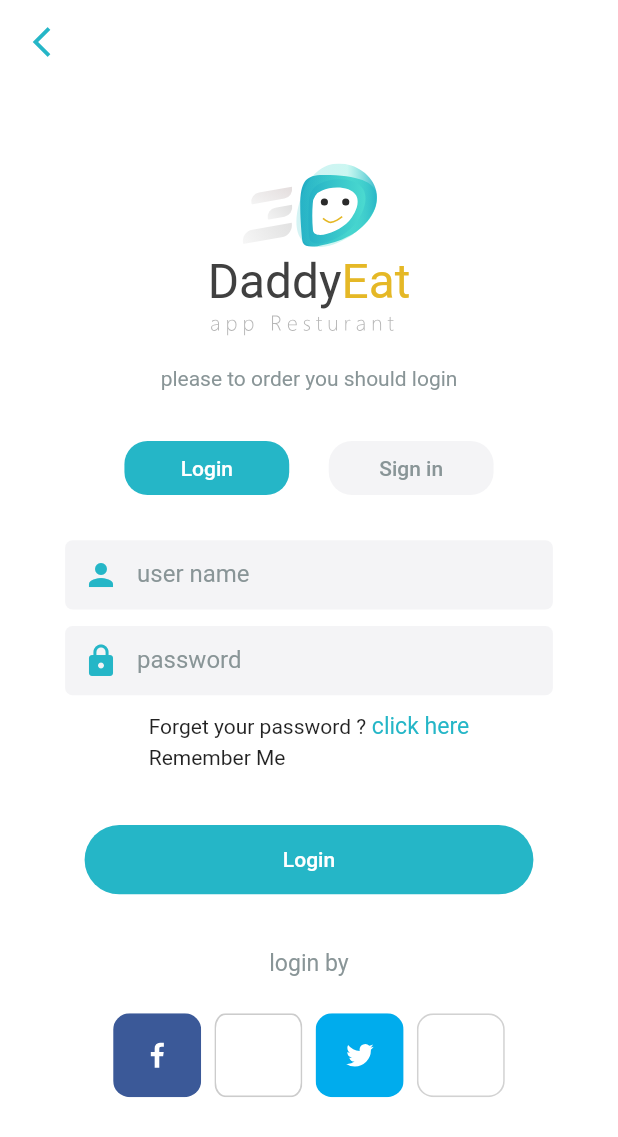
After one commit to fahjan/gtc_customer, a Flutter app: the LoginPage screen opened directly, on a phone screen of 412 x 824 dp. The commit adds this screen. Shown: the top 1137 px of the screen. Run offline on Flutter 3.47's test engine with Material 2 defaults, Android fonts, the phone set to English and light mode, and no system bars; our stand-ins replace dio, flutter_screenutil, flutter_svg, get, pretty_dio_logger.

Commit message:
login and sign in pages

```diff
--- a/lib/core/constants/colors_app.dart
+++ b/lib/core/constants/colors_app.dart
@@ -1,12 +1,14 @@
 import 'package:flutter/material.dart';
 
 class ColorsApp {
-
-  static late Color primary;    // TODO (Team member): assign color
-  static late Color secondary;  // TODO (Team member): assign color
-  static late Color success;  // TODO (Team member): assign color
-  static late Color danger;  // TODO (Team member): assign color
-  static late Color warning;  // TODO (Team member): assign color
-  static late Color info;  // TODO (Team member): assign color
-
+  static late Color primary; // TODO (Team member): assign color
+  static late Color secondary; // TODO (Team member): assign color
+  static late Color success; // TODO (Team member): assign color
+  static late Color danger; // TODO (Team member): assign color
+  static late Color warning; // TODO (Team member): assign color
+  static late Color info; // TODO (Team member): assign color
+  static Color buttonPrimary = const Color(0xFF25B6C7);
+  static Color buttonSecondary = const Color(0xFFF4F4F6);
+  static Color textPrimary = const Color(0xFFFFFFFF);
+  static Color textSecondary = const Color(0xFF899597);
 }
--- a/lib/core/constants/images_app.dart
+++ b/lib/core/constants/images_app.dart
@@ -1,7 +1,4 @@
-
-
-class ImagesApp{
-
+class ImagesApp {
   static const String _baseImagePath = 'assets/images/';
   static const String _baseSvgPath = 'assets/svg/';
 
@@ -9,11 +6,13 @@ class ImagesApp{
   static const String burgerPath = '${_baseImagePath}burger.png';
   static const String vegetablesPath = '${_baseImagePath}vegetables.png';
 
-
-
   static const String logoPath = '${_baseSvgPath}whole_logo.svg';
   static const String whiteLogoPath = '${_baseSvgPath}white_whole_logo.svg';
 
-
-
+  static String logo = '${_baseSvgPath}logo.svg';
+  static String logoText = '${_baseSvgPath}logoText.svg';
+  static String facebook = '${_baseSvgPath}facebook.svg';
+  static String googlePlus = '${_baseSvgPath}googlePlus.svg';
+  static String twitter = '${_baseSvgPath}twitter.svg';
+  static String instagram = '${_baseSvgPath}instagram.svg';
 }
--- /dev/null
+++ b/lib/ui/pages/login_page.dart
@@ -0,0 +1,168 @@
+import 'package:flutter/material.dart';
+import 'package:flutter_screenutil/flutter_screenutil.dart';
+import 'package:flutter_svg/svg.dart';
+import 'package:gtc_customer/core/constants/colors_app.dart';
+import 'package:gtc_customer/core/constants/images_app.dart';
+import 'package:gtc_customer/ui/widgets/back_arrow.dart';
+import 'package:gtc_customer/ui/widgets/elevated_button.dart';
+import 'package:gtc_customer/ui/widgets/page_header.dart';
+import 'package:gtc_customer/ui/widgets/text_field_container.dart';
+
+class LoginPage extends StatefulWidget {
+  const LoginPage({super.key});
+
+  @override
+  State<LoginPage> createState() => _LoginPageState();
+}
+
+class _LoginPageState extends State<LoginPage> {
+  @override
+  Widget build(BuildContext context) {
+    return Scaffold(
+      backgroundColor: Colors.white,
+      appBar: AppBar(
+        elevation: 0,
+        backgroundColor: Colors.white,
+        leading: BackArrow(
+          onPressed: () {},
+        ),
+      ),
+      body: Center(
+        child: SingleChildScrollView(
+          child: Column(
+            children: [
+              const PageHeader(),
+              Row(
+                mainAxisAlignment: MainAxisAlignment.center,
+                children: [
+                  CustomElevatedButton(
+                    onPressed: () {},
+                    buttonSize: Size(100.r, 27.r),
+                    buttonRadius: BorderRadius.circular(14.r),
+                    buttonText: ('Login'),
+                    buttonColor: ColorsApp.buttonPrimary,
+                    buttonTextColor: ColorsApp.textPrimary,
+                  ),
+                  SizedBox(
+                    width: 24.r,
+                  ),
+                  CustomElevatedButton(
+                    onPressed: () {},
+                    buttonSize: Size(100.r, 27.r),
+                    buttonRadius: BorderRadius.circular(14.r),
+                    buttonText: ('Sign in'),
+                    buttonColor: ColorsApp.buttonSecondary,
+                    buttonTextColor: ColorsApp.textSecondary,
+                  ),
+                ],
+              ),
+              SizedBox(
+                height: 22.r,
+              ),
+              const TextFieldContainer(
+                prefixIcon: Icons.person,
+                hintText: 'user name',
+              ),
+              SizedBox(
+                height: 10.r,
+              ),
+              const TextFieldContainer(
+                prefixIcon: Icons.lock,
+                hintText: 'password',
+              ),
+              SizedBox(
+                height: 11.r,
+              ),
+              Column(
+                crossAxisAlignment: CrossAxisAlignment.start,
+                children: [
+                  Text.rich(
+                    TextSpan(
+                      text: 'Forget your password ?',
+                      children: [
+                        TextSpan(
+                          text: ' click here',
+                          style: TextStyle(
+                            color: ColorsApp.buttonPrimary,
+                            fontSize: 14.r,
+                          ),
+                        ),
+                      ],
+                    ),
+                  ),
+                  SizedBox(
+                    height: 3.r,
+                  ),
+                  const Text(
+                    'Remember Me',
+                  ),
+                ],
+              ),
+              SizedBox(
+                height: 33.r,
+              ),
+              CustomElevatedButton(
+                onPressed: () {},
+                buttonSize: Size(272.34.r, 42.r),
+                buttonRadius: BorderRadius.circular(25.r),
+                buttonText: ('Login'),
+                buttonColor: ColorsApp.buttonPrimary,
+                buttonTextColor: ColorsApp.textPrimary,
+              ),
+              SizedBox(
+                height: 33.r,
+              ),
+              Text(
+                'login by',
+                style: TextStyle(
+                  color: ColorsApp.textSecondary,
+                  fontSize: 14.r,
+                ),
+              ),
+              SizedBox(
+                height: 22.r,
+              ),
+              Row(
+                mainAxisAlignment: MainAxisAlignment.center,
+                children: [
+                  SvgPicture.asset(
+                    ImagesApp.facebook,
+                    width: 53.42.r,
+                    height: 50.87.r,
+                  ),
+                  SizedBox(
+                    width: 8.r,
+                  ),
+                  SvgPicture.asset(
+                    ImagesApp.googlePlus,
+                    width: 53.42.r,
+                    height: 50.87.r,
+                  ),
+                  SizedBox(
+                    width: 8.r,
+                  ),
+                  SvgPicture.asset(
+                    ImagesApp.twitter,
+                    width: 53.42.r,
+                    height: 50.87.r,
+                  ),
+                  SizedBox(
+                    width: 8.r,
+                  ),
+                  SvgPicture.asset(
+                    ImagesApp.instagram,
+                    width: 53.42.r,
+                    height: 50.87.r,
+                  ),
+                ],
+              ),
+              SizedBox(
+                height: 36.r,
+              ),
+            ],
+          ),
+        ),
+      ),
+    );
+  }
+}
--- /dev/null
+++ b/lib/ui/pages/signin_page.dart
@@ -0,0 +1,112 @@
+import 'package:flutter/material.dart';
+import 'package:flutter_screenutil/flutter_screenutil.dart';
+import 'package:gtc_customer/core/constants/colors_app.dart';
+import 'package:gtc_customer/ui/widgets/back_arrow.dart';
+import 'package:gtc_customer/ui/widgets/elevated_button.dart';
+import 'package:gtc_customer/ui/widgets/page_header.dart';
+import 'package:gtc_customer/ui/widgets/text_field_container.dart';
+
+class SigninPage extends StatefulWidget {
+  const SigninPage({super.key});
+
+  @override
+  State<SigninPage> createState() => _SigninPageState();
+}
+
+class _SigninPageState extends State<SigninPage> {
+  @override
+  Widget build(BuildContext context) {
+    return Scaffold(
+      backgroundColor: Colors.white,
+      appBar: AppBar(
+        elevation: 0,
+        backgroundColor: Colors.white,
+        leading: BackArrow(
+          onPressed: () {},
+        ),
+      ),
+      body: Center(
+        child: SingleChildScrollView(
+          child: Column(
+            children: [
+              const PageHeader(),
+              Row(
+                mainAxisAlignment: MainAxisAlignment.center,
+                children: [
+                  CustomElevatedButton(
+                    onPressed: () {},
+                    buttonSize: Size(100.r, 27.r),
+                    buttonRadius: BorderRadius.circular(14.r),
+                    buttonText: ('Login'),
+                    buttonColor: ColorsApp.buttonSecondary,
+                    buttonTextColor: ColorsApp.textSecondary,
+                  ),
+                  SizedBox(
+                    width: 24.r,
+                  ),
+                  CustomElevatedButton(
+                    onPressed: () {},
+                    buttonSize: Size(100.r, 27.r),
+                    buttonRadius: BorderRadius.circular(14.r),
+                    buttonText: ('Sign in'),
+                    buttonColor: ColorsApp.buttonPrimary,
+                    buttonTextColor: ColorsApp.textPrimary,
+                  )
+                ],
+              ),
+              SizedBox(
+                height: 22.r,
+              ),
+              const TextFieldContainer(
+                prefixIcon: Icons.person,
+                hintText: 'user name',
+              ),
+              SizedBox(
+                height: 10.r,
+              ),
+              const TextFieldContainer(
+                prefixIcon: Icons.phone,
+                hintText: 'mobile',
+              ),
+              SizedBox(
+                height: 10.r,
+              ),
+              const TextFieldContainer(
+                prefixIcon: Icons.mail,
+                hintText: 'email',
+              ),
+              SizedBox(
+                height: 10.r,
+              ),
+              const TextFieldContainer(
+                prefixIcon: Icons.lock,
+                hintText: 'password',
+              ),
+              SizedBox(
+                height: 10.r,
+              ),
+              const TextFieldContainer(
+                prefixIcon: Icons.lock,
+                hintText: 'return password',
+              ),
+              SizedBox(
+                height: 30.r,
+              ),
+              CustomElevatedButton(
+                onPressed: () {},
+                buttonSize: Size(272.34.r, 42.r),
+                buttonRadius: BorderRadius.circular(25.r),
+                buttonText: ('next'),
+                buttonColor: ColorsApp.buttonPrimary,
+                buttonTextColor: ColorsApp.textPrimary,
+              ),
+              SizedBox(
+                height: 60.r,
+              ),
+            ],
+          ),
+        ),
+      ),
+    );
+  }
+}
--- /dev/null
+++ b/lib/ui/widgets/back_arrow.dart
@@ -0,0 +1,26 @@
+import 'package:flutter/material.dart';
+import 'package:gtc_customer/core/constants/colors_app.dart';
+
+class BackArrow extends StatelessWidget {
+  const BackArrow({
+    Key? key,
+
+    required this.onPressed,
+
+  }) : super(
+          key: key,
+        );
+
+
+  final void Function() onPressed;
+
+
+  @override
+  Widget build(BuildContext context) {
+    return IconButton(
+      onPressed: onPressed,
+      icon: const Icon(Icons.arrow_back_ios_sharp),
+      color: ColorsApp.buttonPrimary,
+    );
+  }
+}
--- /dev/null
+++ b/lib/ui/widgets/elevated_button.dart
@@ -0,0 +1,42 @@
+import 'package:flutter/material.dart';
+
+class CustomElevatedButton extends StatelessWidget {
+  const CustomElevatedButton({
+    Key? key,
+    required this.onPressed,
+    required this.buttonSize,
+    required this.buttonRadius,
+    required this.buttonText,
+    required this.buttonColor,
+    required this.buttonTextColor,
+  }) : super(key: key);
+
+  final void Function() onPressed;
+  final Size buttonSize;
+  final BorderRadius buttonRadius;
+  final String buttonText;
+  final Color buttonColor;
+  final Color? buttonTextColor;
+
+  @override
+  Widget build(BuildContext context) {
+    return ElevatedButton(
+      onPressed: () {},
+      style: ElevatedButton.styleFrom(
+        elevation: 0,
+        backgroundColor: buttonColor,
+        fixedSize: buttonSize,
+        shape: RoundedRectangleBorder(
+          borderRadius: buttonRadius,
+        ),
+      ),
+      child: Text(
+        buttonText,
+        style: TextStyle(
+          fontSize: 14,
+          color: buttonTextColor,
+        ),
+      ),
+    );
+  }
+}
--- /dev/null
+++ b/lib/ui/widgets/page_header.dart
@@ -0,0 +1,40 @@
+import 'package:flutter/material.dart';
+import 'package:flutter_screenutil/flutter_screenutil.dart';
+import 'package:flutter_svg/flutter_svg.dart';
+import 'package:gtc_customer/core/constants/colors_app.dart';
+import 'package:gtc_customer/core/constants/images_app.dart';
+
+class PageHeader extends StatelessWidget {
+  const PageHeader({super.key});
+
+  @override
+  Widget build(BuildContext context) {
+    return Column(
+      children: [
+        SvgPicture.asset(
+          ImagesApp.logo,
+          width: 82.43.r,
+          height: 50.72.r,
+        ),
+        SvgPicture.asset(
+          ImagesApp.logoText,
+          width: 123.r,
+          height: 53.68.r,
+        ),
+        SizedBox(
+          height: 19.r,
+        ),
+        Text(
+          'please to order you should login',
+          style: TextStyle(
+            color: ColorsApp.textSecondary,
+            fontSize: 14,
+          ),
+        ),
+        SizedBox(
+          height: 25.r,
+        ),
+      ],
+    );
+  }
+}
--- /dev/null
+++ b/lib/ui/widgets/text_field_container.dart
@@ -0,0 +1,39 @@
+import 'package:flutter/material.dart';
+import 'package:flutter_screenutil/flutter_screenutil.dart';
+import 'package:gtc_customer/core/constants/colors_app.dart';
+
+class TextFieldContainer extends StatelessWidget {
+  const TextFieldContainer({
+    Key? key,
+    required this.prefixIcon,
+    required this.hintText,
+  }) : super(key: key);
+
+  final IconData prefixIcon;
+  final String hintText;
+
+  @override
+  Widget build(BuildContext context) {
+    return Container(
+      decoration: BoxDecoration(
+        borderRadius: BorderRadius.circular(5),
+        color: ColorsApp.buttonSecondary,
+      ),
+      height: 42.r,
+      width: 296.r,
+      child: TextField(
+        decoration: InputDecoration(
+          border: InputBorder.none,
+          prefixIcon: Icon(
+            prefixIcon,
+            color: ColorsApp.buttonPrimary,
+          ),
+          hintText: hintText,
+          hintStyle: TextStyle(
+            color: ColorsApp.textSecondary,
+          ),
+        ),
+      ),
+    );
+  }
+}
```
Also changed, not shown: lib/core/routes/routes_app.dart (+11 -9 lines), assets/svg/facebook.svg (added), assets/svg/googlePlus.svg (added), assets/svg/instagram.svg (added), assets/svg/logo.svg (added), assets/svg/logoText.svg (added), assets/svg/twitter.svg (added).
